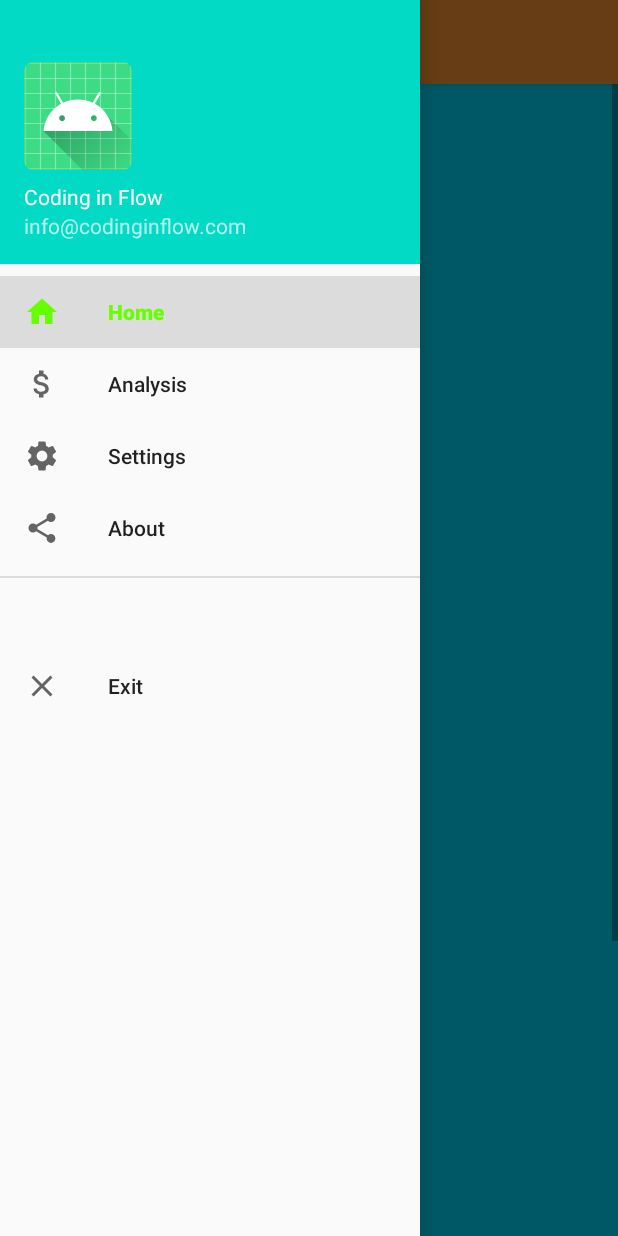
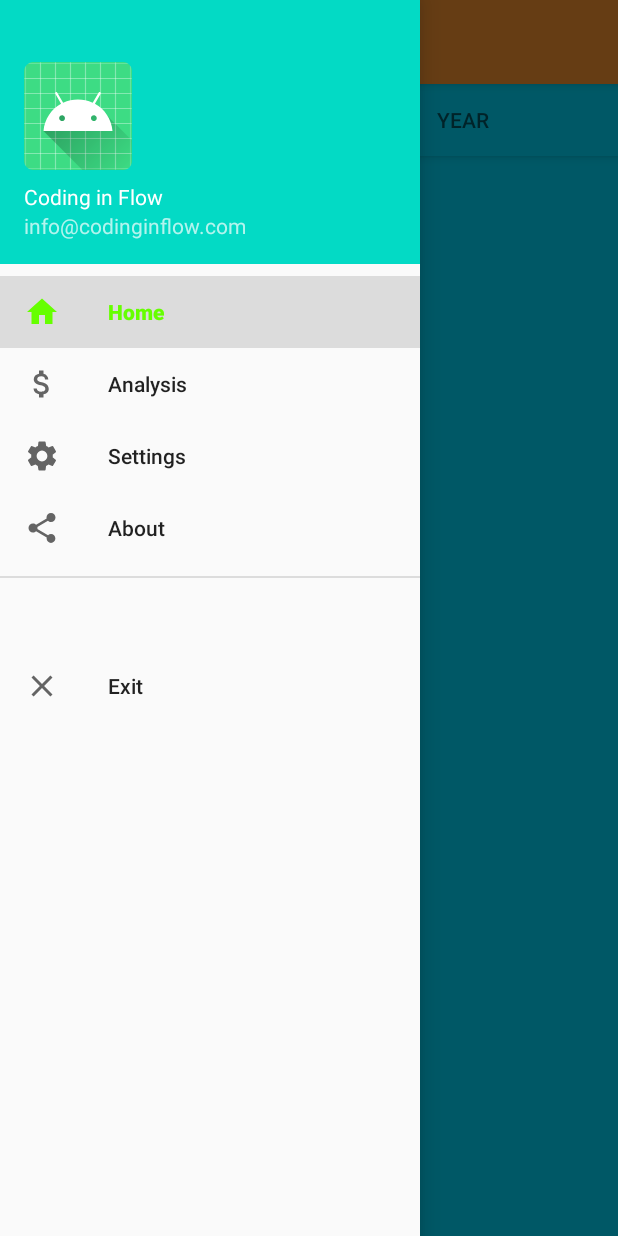
Before and after one commit to ETS-Android2/Android_App_Soldi, an Android app: the fragment AnalysisFragment placed in its activity, with the side drawer open, on a phone screen of 412 x 824 dp. Run offline under Robolectric (Android 15) with nearby library versions, the phone set to English and light mode, and no system bars; our stand-ins replace Room's generated code, navigation-ui; libraries missing offline, so code that uses them is left out: com.github.mikephil.charting; 38 statements that could not run were skipped.

Commit message:
DynamicSpinners and AnalysisTabs

```diff
--- /dev/null
+++ b/app/src/main/java/com/example/soldiapp/adapter/TabAdapter.java
@@ -0,0 +1,42 @@
+package com.example.soldiapp.adapter;
+
+import androidx.annotation.NonNull;
+import androidx.annotation.Nullable;
+import androidx.fragment.app.Fragment;
+import androidx.fragment.app.FragmentManager;
+import androidx.fragment.app.FragmentPagerAdapter;
+
+import java.util.ArrayList;
+import java.util.List;
+
+public class TabAdapter extends FragmentPagerAdapter {
+
+    private List<Fragment> fragmentList = new ArrayList<>();
+    private List<String> titleList = new ArrayList<>();
+
+    public TabAdapter(@NonNull FragmentManager fm) {
+        super(fm, BEHAVIOR_RESUME_ONLY_CURRENT_FRAGMENT);
+    }
+
+    @NonNull
+    @Override
+    public Fragment getItem(int position) {
+        return fragmentList.get(position);
+    }
+
+    @Override
+    public int getCount() {
+        return fragmentList.size();
+    }
+
+    @Nullable
+    @Override
+    public CharSequence getPageTitle(int position) {
+        return titleList.get(position);
+    }
+
+    public void addFragment(Fragment fragment, String title){
+        fragmentList.add(fragment);
+        titleList.add(title);
+    }
+}
--- /dev/null
+++ b/app/src/main/java/com/example/soldiapp/auxiliar/MonthDate.java
@@ -0,0 +1,38 @@
+package com.example.soldiapp.auxiliar;
+
+import java.text.DateFormatSymbols;
+
+public class MonthDate {
+    private int month;
+    private int year;
+
+    public MonthDate(int month, int year) {
+        this.month = month;
+        this.year = year;
+    }
+
+    public int getMonth() {
+        return month;
+    }
+
+    public void setMonth(int month) {
+        this.month = month;
+    }
+
+    public int getYear() {
+        return year;
+    }
+
+    public void setYear(int year) {
+        this.year = year;
+    }
+
+    public String numberMonthToText(int n){
+        return new DateFormatSymbols().getMonths()[month-1];
+    }
+
+    @Override
+    public String toString() {
+        return numberMonthToText(getMonth()) +" - " + getYear() ;
+    }
+}
--- a/app/src/main/java/com/example/soldiapp/data_handling/ExpenseDao.java
+++ b/app/src/main/java/com/example/soldiapp/data_handling/ExpenseDao.java
@@ -1,6 +1,5 @@
 package com.example.soldiapp.data_handling;
 
-import androidx.lifecycle.LiveData;
 import androidx.room.Dao;
 import androidx.room.Insert;
 import androidx.room.Query;
@@ -8,6 +7,7 @@ import androidx.room.Query;
 import com.example.soldiapp.auxiliar.Expense;
 import com.example.soldiapp.auxiliar.Expense_Payment;
 import com.example.soldiapp.auxiliar.Expense_Type;
+import com.example.soldiapp.auxiliar.MonthDate;
 
 import java.util.List;
 
@@ -25,6 +25,13 @@ public interface ExpenseDao {
     @Query("SELECT SUM(expense) as expense,paymentWithCash FROM expense_table GROUP BY paymentWithCash")
     List<Expense_Payment> getSumPaymentExpenses();
 
+    @Query("SELECT DISTINCT month,year FROM expense_table")
+    List<MonthDate> getMonthsRegistered();
+
+    @Query("SELECT DISTINCT year FROM expense_table")
+    List<Integer> getYearsRegistered();
+
+
 
 
 }
--- a/app/src/main/java/com/example/soldiapp/data_handling/ExpenseRepository.java
+++ b/app/src/main/java/com/example/soldiapp/data_handling/ExpenseRepository.java
@@ -3,11 +3,10 @@ package com.example.soldiapp.data_handling;
 import android.app.Application;
 import android.os.AsyncTask;
 
-import androidx.lifecycle.LiveData;
-
 import com.example.soldiapp.auxiliar.Expense;
 import com.example.soldiapp.auxiliar.Expense_Payment;
 import com.example.soldiapp.auxiliar.Expense_Type;
+import com.example.soldiapp.auxiliar.MonthDate;
 
 import java.util.List;
 import java.util.concurrent.ExecutionException;
@@ -18,7 +17,6 @@ public class ExpenseRepository {
     public ExpenseRepository(Application application){ //Context
         ExpenseDatabase database = ExpenseDatabase.getInstance(application);
         expenseDao = database.expenseDao();
-        //allExpenses = expenseDao.getAllExpenses();
     }
 
     /**
@@ -124,6 +122,60 @@ public class ExpenseRepository {
         }
     }
 
+    /**
+     * Database operations need to be on a different thread from the main app thread (otherwise app would crash)
+     */
+    public List<MonthDate> getMonthsRegistered(){
+        try {
+            return new GetMonthsRegisteredAsyncTask(expenseDao).execute().get();
+        } catch (ExecutionException e) {
+            e.printStackTrace();
+        } catch (InterruptedException e) {
+            e.printStackTrace();
+        }
+        return null;
+    }
+
+    private static class GetMonthsRegisteredAsyncTask extends AsyncTask<Void,Void,List<MonthDate>> {
+        private ExpenseDao expenseDao;
+
+        private GetMonthsRegisteredAsyncTask(ExpenseDao expenseDao){
+            this.expenseDao = expenseDao;
+        }
+
+        @Override
+        protected List<MonthDate> doInBackground(Void... voids) {
+            return expenseDao.getMonthsRegistered();
+        }
+    }
+
+    /**
+     * Database operations need to be on a different thread from the main app thread (otherwise app would crash)
+     */
+    public List<Integer> getYearsRegistered(){
+        try {
+            return new GetYearsRegisteredAsyncTask(expenseDao).execute().get();
+        } catch (ExecutionException e) {
+            e.printStackTrace();
+        } catch (InterruptedException e) {
+            e.printStackTrace();
+        }
+        return null;
+    }
+
+    private static class GetYearsRegisteredAsyncTask extends AsyncTask<Void,Void,List<Integer>> {
+        private ExpenseDao expenseDao;
+
+        private GetYearsRegisteredAsyncTask(ExpenseDao expenseDao){
+            this.expenseDao = expenseDao;
+        }
+
+        @Override
+        protected List<Integer> doInBackground(Void... voids) {
+            return expenseDao.getYearsRegistered();
+        }
+    }
+
 
 
 
--- a/app/src/main/java/com/example/soldiapp/data_handling/ExpenseViewModel.java
+++ b/app/src/main/java/com/example/soldiapp/data_handling/ExpenseViewModel.java
@@ -4,11 +4,11 @@ import android.app.Application;
 
 import androidx.annotation.NonNull;
 import androidx.lifecycle.AndroidViewModel;
-import androidx.lifecycle.LiveData;
 
 import com.example.soldiapp.auxiliar.Expense;
 import com.example.soldiapp.auxiliar.Expense_Payment;
 import com.example.soldiapp.auxiliar.Expense_Type;
+import com.example.soldiapp.auxiliar.MonthDate;
 
 import java.util.List;
 
@@ -18,6 +18,8 @@ public class ExpenseViewModel extends AndroidViewModel {
     private List<Expense> allExpenses;
     private List<Expense_Type> sumTypeExpenses;
     private List<Expense_Payment> sumPaymentExpenses;
+    private List<MonthDate> monthsRegistered;
+    private List<Integer> yearsRegistered;
 
     public ExpenseViewModel(@NonNull Application application){
         super(application);
@@ -25,6 +27,9 @@ public class ExpenseViewModel extends AndroidViewModel {
         allExpenses = repository.getAllExpenses();
         sumTypeExpenses = repository.getSumTypeExpenses();
         sumPaymentExpenses = repository.getSumPaymentExpenses();
+        monthsRegistered = repository.getMonthsRegistered();
+        yearsRegistered = repository.getYearsRegistered();
+
     }
 
     public void insert(Expense expense){
@@ -42,4 +47,11 @@ public class ExpenseViewModel extends AndroidViewModel {
     public List<Expense_Payment> getSumPaymentExpenses(){
         return sumPaymentExpenses;
     }
+
+    public List<MonthDate> getMonthsRegistered(){
+        return monthsRegistered;
+    }
+    public List<Integer> getYearsRegistered(){
+        return yearsRegistered;
+    }
 }
--- a/app/src/main/java/com/example/soldiapp/fragments/AnalysisFragment.java
+++ b/app/src/main/java/com/example/soldiapp/fragments/AnalysisFragment.java
@@ -10,8 +10,10 @@ import androidx.annotation.NonNull;
 import androidx.annotation.Nullable;
 import androidx.fragment.app.Fragment;
 import androidx.lifecycle.ViewModelProvider;
+import androidx.viewpager.widget.ViewPager;
 
 import com.example.soldiapp.R;
+import com.example.soldiapp.adapter.TabAdapter;
 import com.example.soldiapp.auxiliar.Expense;
 import com.example.soldiapp.auxiliar.Expense_Payment;
 import com.example.soldiapp.auxiliar.Expense_Type;
@@ -21,103 +23,68 @@ import com.github.mikephil.charting.data.PieData;
 import com.github.mikephil.charting.data.PieDataSet;
 import com.github.mikephil.charting.data.PieEntry;
 import com.github.mikephil.charting.utils.ColorTemplate;
+import com.google.android.material.tabs.TabLayout;
 
 import java.util.ArrayList;
 import java.util.List;
 
 public class AnalysisFragment extends Fragment {
 
-    PieChart expenseTypeChart;
-    PieChart expensesPaymentChart;
-    ExpenseViewModel expenseViewModel;
-    List<Expense_Type> expensesTypeList = new ArrayList<>();
-    List<Expense_Payment> expensesPaymentList = new ArrayList<>();
+    View myFragment;
+
+    ViewPager viewPager;
+    TabLayout tabLayout;
 
     @Nullable
     @Override
     public View onCreateView(@NonNull LayoutInflater inflater, @Nullable ViewGroup container, @Nullable Bundle savedInstanceState) {
-        expenseViewModel = new ViewModelProvider(this).get(ExpenseViewModel.class); //ViewModel dealing with database
-        expensesTypeList = expenseViewModel.getSumTypeExpenses();
-        expensesPaymentList = expenseViewModel.getSumPaymentExpenses();
-//        expenseViewModel.getAllExpenses().observe(getViewLifecycleOwner(), new Observer<List<Expense>>() {
-//            @Override
-//            public void onChanged(List<Expense> expenses) {
-//                fillExpenseTypeChart(expenses);
-//            }
-//        });
-        return inflater.inflate(R.layout.fragment_analysis, container, false);
+        myFragment = inflater.inflate(R.layout.fragment_analysis, container, false);
+
+        viewPager = myFragment.findViewById(R.id.viewPager);
+        tabLayout = myFragment.findViewById(R.id.tabLayout);
+
+        return myFragment;
     }
+
+    @Override
+    public void onActivityCreated(@Nullable Bundle savedInstanceState) {
+        super.onActivityCreated(savedInstanceState);
+
+        setUpViewPager(viewPager);
+        tabLayout.setupWithViewPager(viewPager);
+        tabLayout.addOnTabSelectedListener(new TabLayout.OnTabSelectedListener() {
+            @Override
+            public void onTabSelected(TabLayout.Tab tab) {
+
+            }
+
+            @Override
+            public void onTabUnselected(TabLayout.Tab tab) {
+
+            }
+
+            @Override
+            public void onTabReselected(TabLayout.Tab tab) {
+
+            }
+        });
+    }
+
+    private void setUpViewPager(ViewPager viewPager) {
+        TabAdapter adapter = new TabAdapter(getChildFragmentManager());
+
+        adapter.addFragment(new AnalysisMonthFragment(), "Month");
+        adapter.addFragment(new AnalysisYearFragment(), "Year");
+
+        viewPager.setAdapter(adapter);
+    }
+
 
     @Override
     public void onViewCreated(@NonNull View view, @Nullable Bundle savedInstanceState) {
         super.onViewCreated(view, savedInstanceState);
-        fillExpenseTypeChart(expensesTypeList);
-        fillExpensePaymentChart(expensesPaymentList);
-
 
     }
 
-    private void fillExpenseTypeChart(List<Expense_Type> expenses) {
 
-        expenseTypeChart = getView().findViewById(R.id.expensesTypeChart);
-
-        expenseTypeChart.setUsePercentValues(true);
-        expenseTypeChart.getDescription().setEnabled(false);
-        expenseTypeChart.setExtraOffsets(5, 10, 5, 5);
-
-        expenseTypeChart.setDragDecelerationFrictionCoef(0.95f);
-
-        expenseTypeChart.setDrawHoleEnabled(true);
-        expenseTypeChart.setHoleColor(Color.WHITE);
-        expenseTypeChart.setTransparentCircleRadius(61f);
-
-        ArrayList<PieEntry> yValues = new ArrayList<>();
-
-        for (Expense_Type expense : expenses) {
-            yValues.add(new PieEntry((int) expense.getExpense(), expense.getExpenseType()));
-        }
-
-        PieDataSet dataSetExpenseType = new PieDataSet(yValues, "Expense Types");
-        dataSetExpenseType.setSliceSpace(3f);
-        dataSetExpenseType.setSelectionShift(5f);
-        dataSetExpenseType.setColors(ColorTemplate.JOYFUL_COLORS);
-
-        PieData data = new PieData(dataSetExpenseType);
-        data.setValueTextSize(10f);
-        data.setValueTextColor(Color.YELLOW);
-
-        expenseTypeChart.setData(data);
-    }
-
-    private void fillExpensePaymentChart(List<Expense_Payment> expenses) {
-
-        expensesPaymentChart = getView().findViewById(R.id.expensesPaymentChart);
-
-        expensesPaymentChart.setUsePercentValues(true);
-        expensesPaymentChart.getDescription().setEnabled(false);
-        expensesPaymentChart.setExtraOffsets(5, 10, 5, 5);
-
-        expensesPaymentChart.setDragDecelerationFrictionCoef(0.95f);
-
-        expensesPaymentChart.setDrawHoleEnabled(true);
-        expensesPaymentChart.setHoleColor(Color.WHITE);
-        expensesPaymentChart.setTransparentCircleRadius(61f);
-
-        ArrayList<PieEntry> yValues = new ArrayList<>();
-
-        for (Expense_Payment expense : expenses) {
-            yValues.add(new PieEntry((int) expense.getExpense(), expense.isPaymentWithCash()));
-        }
-
-        PieDataSet dataSetExpenseType = new PieDataSet(yValues, "Payment Types");
-        dataSetExpenseType.setSliceSpace(3f);
-        dataSetExpenseType.setSelectionShift(5f);
-        dataSetExpenseType.setColors(ColorTemplate.JOYFUL_COLORS);
-
-        PieData data = new PieData(dataSetExpenseType);
-        data.setValueTextSize(10f);
-        data.setValueTextColor(Color.YELLOW);
-
-        expensesPaymentChart.setData(data);
-    }
 }
--- /dev/null
+++ b/app/src/main/java/com/example/soldiapp/fragments/AnalysisMonthFragment.java
@@ -0,0 +1,122 @@
+package com.example.soldiapp.fragments;
+
+import android.graphics.Color;
+import android.os.Bundle;
+
+import androidx.annotation.NonNull;
+import androidx.annotation.Nullable;
+import androidx.fragment.app.Fragment;
+import androidx.lifecycle.ViewModelProvider;
+
+import android.view.LayoutInflater;
+import android.view.View;
+import android.view.ViewGroup;
+import android.widget.AdapterView;
+import android.widget.ArrayAdapter;
+import android.widget.Spinner;
+import android.widget.Toast;
+
+import com.example.soldiapp.R;
+import com.example.soldiapp.auxiliar.Expense_Type;
+import com.example.soldiapp.auxiliar.MonthDate;
+import com.example.soldiapp.data_handling.ExpenseViewModel;
+import com.github.mikephil.charting.charts.PieChart;
+import com.github.mikephil.charting.data.PieData;
+import com.github.mikephil.charting.data.PieDataSet;
+import com.github.mikephil.charting.data.PieEntry;
+import com.github.mikephil.charting.utils.ColorTemplate;
+
+import java.util.ArrayList;
+import java.util.List;
+
+
+public class AnalysisMonthFragment extends Fragment implements AdapterView.OnItemSelectedListener {
+
+    PieChart expenseTypeChart;
+    List<MonthDate> monthsRegisteredList = new ArrayList<>();
+    List<Expense_Type> expensesTypeList = new ArrayList<>();
+    ExpenseViewModel expenseViewModel;
+
+    public AnalysisMonthFragment() {
+        // Required empty public constructor
+    }
+
+    @Override
+    public void onCreate(Bundle savedInstanceState) {
+        super.onCreate(savedInstanceState);
+
+        expenseViewModel = new ViewModelProvider(this).get(ExpenseViewModel.class); //ViewModel dealing with database
+        monthsRegisteredList = expenseViewModel.getMonthsRegistered();
+        expensesTypeList = expenseViewModel.getSumTypeExpenses();
+    }
+
+    @Override
+    public View onCreateView(LayoutInflater inflater, ViewGroup container,
+                             Bundle savedInstanceState) {
+
+
+        // Inflate the layout for this fragment
+        return inflater.inflate(R.layout.fragment_analysis_month, container, false);
+    }
+
+    @Override
+    public void onViewCreated(@NonNull View view, @Nullable Bundle savedInstanceState) {
+        super.onViewCreated(view, savedInstanceState);
+
+        prepareSpinner(view);
+
+        fillExpenseTypeChart(expensesTypeList);
+    }
+
+    private void prepareSpinner(View view) {
+        Spinner spinnerMonth = view.findViewById(R.id.spinnerMonth);
+
+        ArrayAdapter<MonthDate> adapter = new ArrayAdapter<MonthDate>(getActivity(),android.R.layout.simple_spinner_item,monthsRegisteredList);
+        adapter.setDropDownViewResource(android.R.layout.simple_spinner_dropdown_item);
+        spinnerMonth.setAdapter(adapter);
+        spinnerMonth.setOnItemSelectedListener(this);
+    }
+
+    private void fillExpenseTypeChart(List<Expense_Type> expenses) {
+
+        expenseTypeChart = getView().findViewById(R.id.expensesTypeChart);
+
+        expenseTypeChart.setUsePercentValues(true);
+        expenseTypeChart.getDescription().setEnabled(false);
+        expenseTypeChart.setExtraOffsets(5, 10, 5, 5);
+
+        expenseTypeChart.setDragDecelerationFrictionCoef(0.95f);
+
+        expenseTypeChart.setDrawHoleEnabled(true);
+        expenseTypeChart.setHoleColor(Color.WHITE);
+        expenseTypeChart.setTransparentCircleRadius(61f);
+
+        ArrayList<PieEntry> yValues = new ArrayList<>();
+
+        for (Expense_Type expense : expenses) {
+            yValues.add(new PieEntry((int) expense.getExpense(), expense.getExpenseType()));
+        }
+
+        PieDataSet dataSetExpenseType = new PieDataSet(yValues, "Expense Types");
+        dataSetExpenseType.setSliceSpace(3f);
+        dataSetExpenseType.setSelectionShift(5f);
+        dataSetExpenseType.setColors(ColorTemplate.JOYFUL_COLORS);
+
+        PieData data = new PieData(dataSetExpenseType);
+        data.setValueTextSize(10f);
+        data.setValueTextColor(Color.YELLOW);
+
+        expenseTypeChart.setData(data);
+    }
+
+    @Override
+    public void onItemSelected(AdapterView<?> parent, View view, int position, long id) {
+        String text = parent.getItemAtPosition(position).toString();
+        Toast.makeText(parent.getContext(),text,Toast.LENGTH_SHORT).show();
+    }
+
+    @Override
+    public void onNothingSelected(AdapterView<?> parent) {
+
+    }
+}
--- /dev/null
+++ b/app/src/main/java/com/example/soldiapp/fragments/AnalysisYearFragment.java
@@ -0,0 +1,119 @@
+package com.example.soldiapp.fragments;
+
+import android.graphics.Color;
+import android.os.Bundle;
+import android.view.LayoutInflater;
+import android.view.View;
+import android.view.ViewGroup;
+import android.widget.AdapterView;
+import android.widget.ArrayAdapter;
+import android.widget.Spinner;
+import android.widget.Toast;
+
+import androidx.annotation.NonNull;
+import androidx.annotation.Nullable;
+import androidx.fragment.app.Fragment;
+import androidx.lifecycle.ViewModelProvider;
+
+import com.example.soldiapp.R;
+import com.example.soldiapp.auxiliar.Expense_Payment;
+import com.example.soldiapp.auxiliar.MonthDate;
+import com.example.soldiapp.data_handling.ExpenseViewModel;
+import com.github.mikephil.charting.charts.PieChart;
+import com.github.mikephil.charting.data.PieData;
+import com.github.mikephil.charting.data.PieDataSet;
+import com.github.mikephil.charting.data.PieEntry;
+import com.github.mikephil.charting.utils.ColorTemplate;
+
+import java.util.ArrayList;
+import java.util.List;
+
+
+public class AnalysisYearFragment extends Fragment implements AdapterView.OnItemSelectedListener{
+
+    PieChart expensesPaymentChart;
+    List<Integer> yearsRegisteredList = new ArrayList<>();
+    List<Expense_Payment> expensesPaymentList = new ArrayList<>();
+    ExpenseViewModel expenseViewModel;
+
+    public AnalysisYearFragment() {
+        // Required empty public constructor
+    }
+
+    @Override
+    public void onCreate(Bundle savedInstanceState) {
+
+        super.onCreate(savedInstanceState);
+
+        expenseViewModel = new ViewModelProvider(this).get(ExpenseViewModel.class); //ViewModel dealing with database
+        expensesPaymentList = expenseViewModel.getSumPaymentExpenses();
+        yearsRegisteredList = expenseViewModel.getYearsRegistered();
+    }
+
+    @Override
+    public View onCreateView(LayoutInflater inflater, ViewGroup container,
+                             Bundle savedInstanceState) {
+        // Inflate the layout for this fragment
+        return inflater.inflate(R.layout.fragment_analysis_year, container, false);
+    }
+
+    @Override
+    public void onViewCreated(@NonNull View view, @Nullable Bundle savedInstanceState) {
+        super.onViewCreated(view, savedInstanceState);
+
+        prepareSpinner(view);
+
+        fillExpensePaymentChart(expensesPaymentList);
+    }
+
+    private void prepareSpinner(View view) {
+        Spinner spinnerYear = view.findViewById(R.id.spinnerYear);
+
+        ArrayAdapter<Integer> adapter = new ArrayAdapter<Integer>(getActivity(),android.R.layout.simple_spinner_item,yearsRegisteredList);
+        adapter.setDropDownViewResource(android.R.layout.simple_spinner_dropdown_item);
+        spinnerYear.setAdapter(adapter);
+        spinnerYear.setOnItemSelectedListener(this);
+    }
+
+    private void fillExpensePaymentChart(List<Expense_Payment> expenses) {
+
+        expensesPaymentChart = getView().findViewById(R.id.expensesPaymentChart);
+
+        expensesPaymentChart.setUsePercentValues(true);
+        expensesPaymentChart.getDescription().setEnabled(false);
+        expensesPaymentChart.setExtraOffsets(5, 10, 5, 5);
+
+        expensesPaymentChart.setDragDecelerationFrictionCoef(0.95f);
+
+        expensesPaymentChart.setDrawHoleEnabled(true);
+        expensesPaymentChart.setHoleColor(Color.WHITE);
+        expensesPaymentChart.setTransparentCircleRadius(61f);
+
+        ArrayList<PieEntry> yValues = new ArrayList<>();
+
+        for (Expense_Payment expense : expenses) {
+            yValues.add(new PieEntry((int) expense.getExpense(), expense.isPaymentWithCash()));
+        }
+
+        PieDataSet dataSetExpenseType = new PieDataSet(yValues, "Payment Types");
+        dataSetExpenseType.setSliceSpace(3f);
+        dataSetExpenseType.setSelectionShift(5f);
+        dataSetExpenseType.setColors(ColorTemplate.JOYFUL_COLORS);
+
+        PieData data = new PieData(dataSetExpenseType);
+        data.setValueTextSize(10f);
+        data.setValueTextColor(Color.YELLOW);
+
+        expensesPaymentChart.setData(data);
+    }
+
+    @Override
+    public void onItemSelected(AdapterView<?> parent, View view, int position, long id) {
+        String text = parent.getItemAtPosition(position).toString();
+    }
+
+    @Override
+    public void onNothingSelected(AdapterView<?> parent) {
+
+    }
+}
--- a/app/src/main/res/values/strings.xml
+++ b/app/src/main/res/values/strings.xml
@@ -26,6 +26,8 @@
     <string name="card_payment">Card</string>
 
     <string name="badge">€</string>
+    <!-- TODO: Remove or change this placeholder text -->
+    <string name="hello_blank_fragment">Hello blank fragment</string>
 
 
 </resources>
```
Also changed, not shown: app/build.gradle (+9 -0 lines), app/src/main/java/com/example/soldiapp/data_handling/ExpenseDatabase.java (+7 -7 lines), app/src/main/res/layout/fragment_analysis.xml (+16 -17 lines), app/src/main/res/layout/fragment_analysis_month.xml (added, +47 -0 lines), app/src/main/res/layout/fragment_analysis_year.xml (added, +47 -0 lines), 1 other file.
